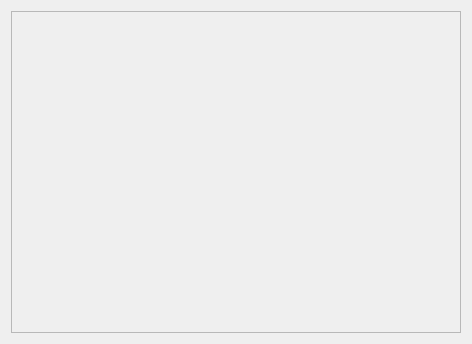
This is clustertab.ui in xXTheAwesomerXx/CMClusters as Qt 5 draws it before an edit. The edited form follows.
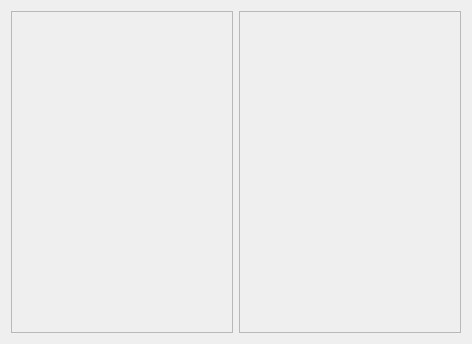
This is the edited form.

```diff
--- a/clustertab.ui
+++ b/clustertab.ui
@@ -13,7 +13,24 @@
   <property name="windowTitle">
    <string>Form</string>
   </property>
-  <layout class="QVBoxLayout" name="verticalLayout">
+  <layout class="QHBoxLayout" name="horizontalLayout">
+   <item>
+    <widget class="QScrollArea" name="scrollArea_2">
+     <property name="widgetResizable">
+      <bool>true</bool>
+     </property>
+     <widget class="QWidget" name="scrollAreaWidgetContents_2">
+      <property name="geometry">
+       <rect>
+        <x>0</x>
+        <y>0</y>
+        <width>222</width>
+        <height>324</height>
+       </rect>
+      </property>
+     </widget>
+    </widget>
+   </item>
    <item>
     <widget class="QScrollArea" name="scrollArea">
      <property name="widgetResizable">
@@ -24,7 +41,7 @@
        <rect>
         <x>0</x>
         <y>0</y>
-        <width>452</width>
+        <width>222</width>
         <height>324</height>
        </rect>
       </property>
```
